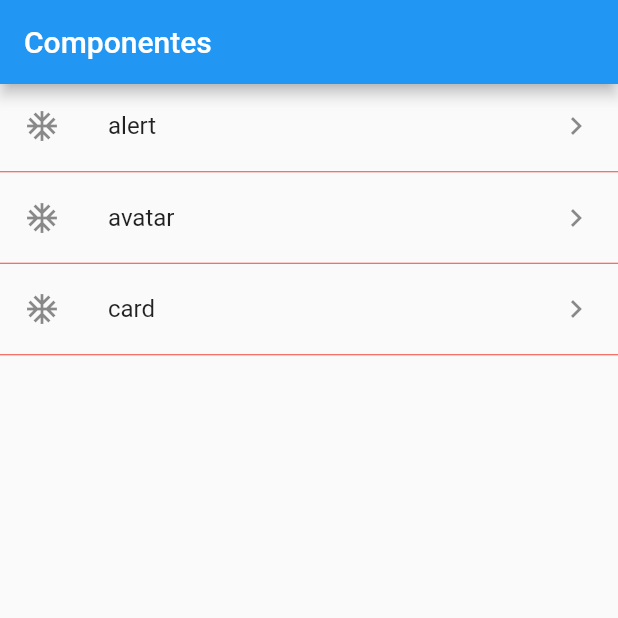
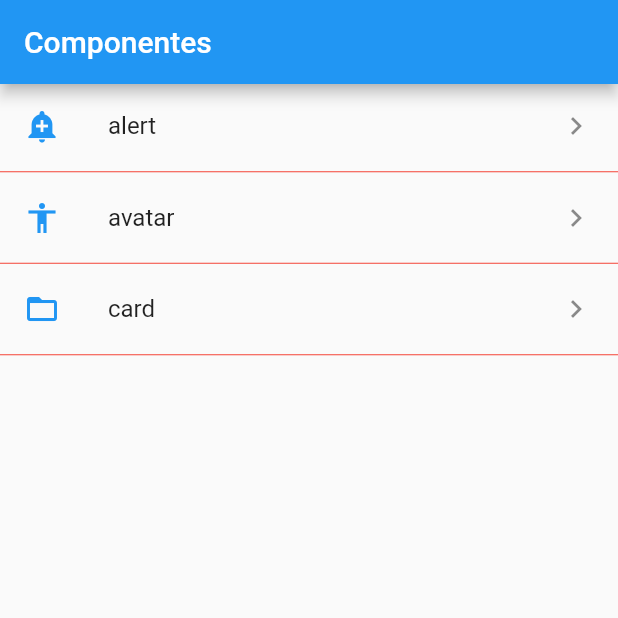
Before and after one commit to sirlucast/componentes, a Flutter app: the screen it shows after launch, on a phone screen of 412 x 824 dp, the top half of it. Run offline on Flutter 3.47's test engine with Material 2 defaults, Android fonts, the phone set to English and light mode, and no system bars.

Commit message:
utilizacion de archivo para utilidades, ejemplo mapeo de iconos

```diff
--- a/lib/src/pages/home.dart
+++ b/lib/src/pages/home.dart
@@ -1,4 +1,5 @@
 import 'package:componentes/src/providers/menu_provider.dart';
+import 'package:componentes/src/utils/icono_string_util.dart';
 import 'package:flutter/material.dart';
 
 class HomePage extends StatelessWidget {
@@ -45,7 +46,7 @@ class HomePage extends StatelessWidget {
     for (var item in data) {
       final _tempWidget = ListTile(
         title: Text(item["ruta"]),
-        leading: Icon(Icons.ac_unit),
+        leading: geticon(item["icon"]),
         trailing: Icon(Icons.chevron_right),
         onTap: () {},
       );
--- /dev/null
+++ b/lib/src/utils/icono_string_util.dart
@@ -0,0 +1,11 @@
+import 'package:flutter/material.dart';
+
+final _icons = <String, IconData>{
+  'add_alert': Icons.add_alert,
+  'accessibility': Icons.accessibility,
+  'folder_open': Icons.folder_open,
+};
+
+Icon geticon(String iconName) {
+  return Icon(_icons[iconName], color: Colors.blue);
+}
```
